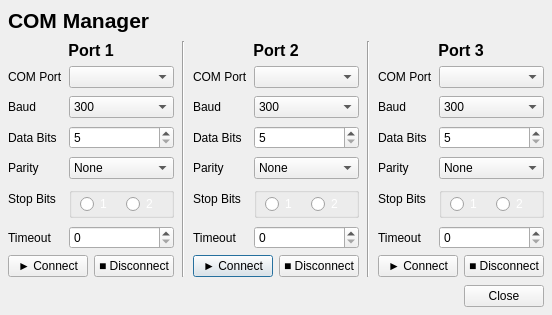
Above: ui-files/comManager.ui from Iwan-Rahman/PyQt-Interface-Forked before the change. Below: the same form after it.
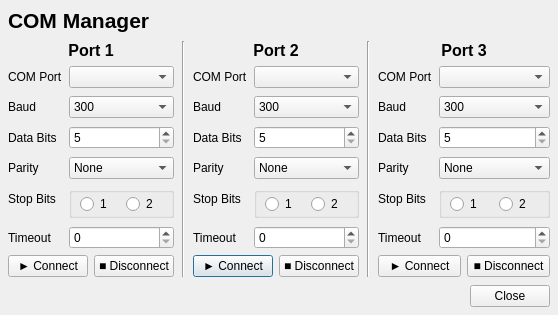
That is the form after the change.

Commit message:
Connect ComManager and MainWindow
Update ComManager widget Names
Change Mainwindow menu, make connect an action
Connect buttons disabled input fields
Disconnect buttons enables input fields

The edit to the form file:
```diff
--- a/ui-files/comManager.ui
+++ b/ui-files/comManager.ui
@@ -6,8 +6,8 @@
    <rect>
     <x>0</x>
     <y>0</y>
-    <width>528</width>
-    <height>294</height>
+    <width>558</width>
+    <height>299</height>
    </rect>
   </property>
   <property name="windowTitle">
@@ -272,7 +272,7 @@
           <item>
            <widget class="QRadioButton" name="StopBitBtn1P2">
             <property name="styleSheet">
-             <string notr="true">color: rgb(255, 255, 255);</string>
+             <string notr="true"/>
             </property>
             <property name="text">
              <string>1</string>
@@ -282,7 +282,7 @@
           <item>
            <widget class="QRadioButton" name="StopBitBtn2P12">
             <property name="styleSheet">
-             <string notr="true">color: rgb(255, 255, 255);</string>
+             <string notr="true"/>
             </property>
             <property name="text">
              <string>2</string>
@@ -552,7 +552,7 @@
           <item>
            <widget class="QRadioButton" name="StopBitBtn1P3">
             <property name="styleSheet">
-             <string notr="true">color: rgb(255, 255, 255);</string>
+             <string notr="true"/>
             </property>
             <property name="text">
              <string>1</string>
@@ -562,7 +562,7 @@
           <item>
            <widget class="QRadioButton" name="StopBitBtn2P3">
             <property name="styleSheet">
-             <string notr="true">color: rgb(255, 255, 255);</string>
+             <string notr="true"/>
             </property>
             <property name="text">
              <string>2</string>
@@ -861,7 +861,7 @@
           <item>
            <widget class="QRadioButton" name="StopBitBtn1P1">
             <property name="styleSheet">
-             <string notr="true">color: rgb(255, 255, 255);</string>
+             <string notr="true"/>
             </property>
             <property name="text">
              <string>1</string>
@@ -871,7 +871,7 @@
           <item>
            <widget class="QRadioButton" name="StopBitBtn2P1">
             <property name="styleSheet">
-             <string notr="true">color: rgb(255, 255, 255);</string>
+             <string notr="true"/>
             </property>
             <property name="text">
              <string>2</string>
```
Left out of the diff: 8 changed lines with no effect on the pictures. The commit also changes 12 other files.
